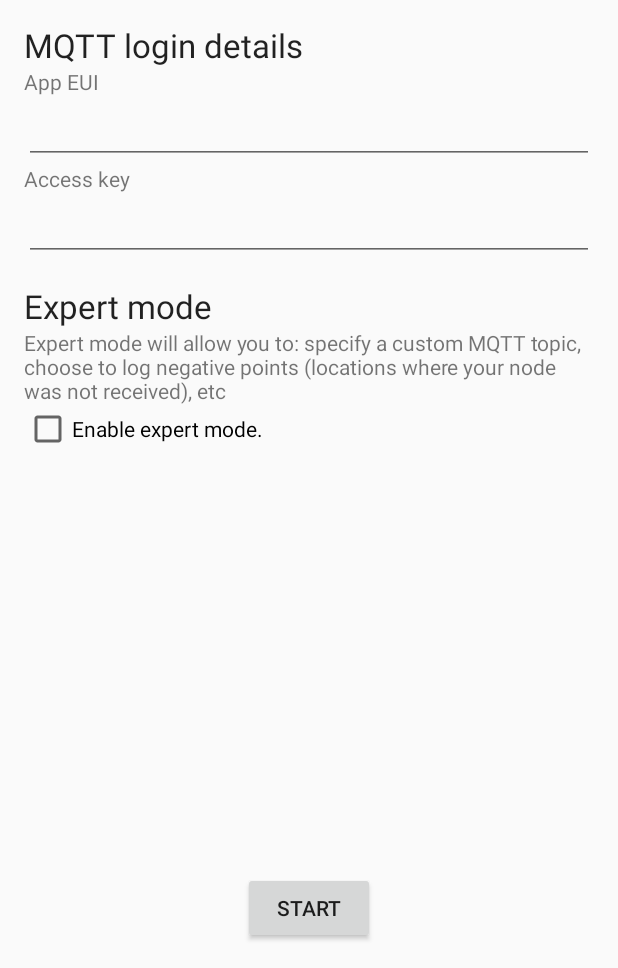
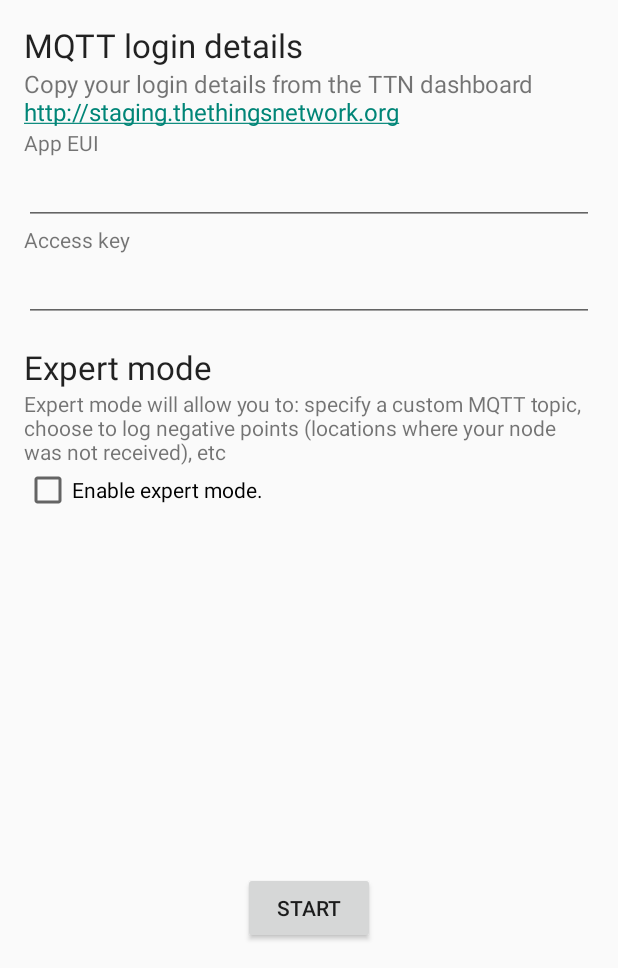
Before and after one commit to ttnmapper/ttnmapperandroid, an Android app: the screen it shows after launch (SecondQuestions), after a tap on "NEXT", on a phone screen of 412 x 824 dp, the part 268-1236 px from its top. Run offline under Robolectric (Android 15) with nearby library versions, the phone set to English and light mode, and no system bars; libraries missing offline, so code that uses them is left out: org.eclipse.paho.

Commit message:
Better shutdown behaviour - unsubscribe from gps updates Add notification that the AppEUI and Access Key can be copied from the TTN dashboard

```diff
--- a/app/src/main/AndroidManifest.xml
+++ b/app/src/main/AndroidManifest.xml
@@ -55,12 +55,10 @@
         </activity>
         <activity
             android:name=".SecondQuestions"
-            android:label="TTNmapper - logging options"
-            android:noHistory="true" />
+            android:label="TTNmapper - logging options" />
         <activity
             android:name=".ExpertQuestions"
-            android:label="TTNmapper - expert options"
-            android:noHistory="true" />
+            android:label="TTNmapper - expert options" />
         <activity
             android:name=".CheckPermissions"
             android:label="TTNmapper - permissions" />
--- a/app/src/main/java/com/jpmeijers/ttnmapper/ExpertQuestions.java
+++ b/app/src/main/java/com/jpmeijers/ttnmapper/ExpertQuestions.java
@@ -82,5 +82,6 @@ public class ExpertQuestions extends AppCompatActivity {
         //kill this activity too
         Intent intent = new Intent(this, CheckPermissions.class);
         startActivity(intent);
+        finish();
     }
 }
--- a/app/src/main/java/com/jpmeijers/ttnmapper/SecondQuestions.java
+++ b/app/src/main/java/com/jpmeijers/ttnmapper/SecondQuestions.java
@@ -132,6 +132,7 @@ public class SecondQuestions extends AppCompatActivity {
 
         Intent intent = new Intent(this, ExpertQuestions.class);
         startActivity(intent);
+        finish();
 
     }
 }
--- a/app/src/main/res/layout/activity_second_questions.xml
+++ b/app/src/main/res/layout/activity_second_questions.xml
@@ -49,6 +49,14 @@
                 android:paddingTop="15dp"
                 android:text="MQTT login details"
                 android:textAppearance="?android:attr/textAppearanceLarge" />
+
+            <TextView
+                android:id="@+id/txt_post_message"
+                android:layout_width="wrap_content"
+                android:layout_height="wrap_content"
+                android:autoLink="web"
+                android:text="Copy your login details from the TTN dashboard\nhttp://staging.thethingsnetwork.org"
+                android:textSize="16sp" />
 
             <TextView
                 android:id="@+id/textViewMQTTuser"
```
Also changed, not shown: app/src/main/java/com/jpmeijers/ttnmapper/MapsActivity.java (+29 -18 lines).
